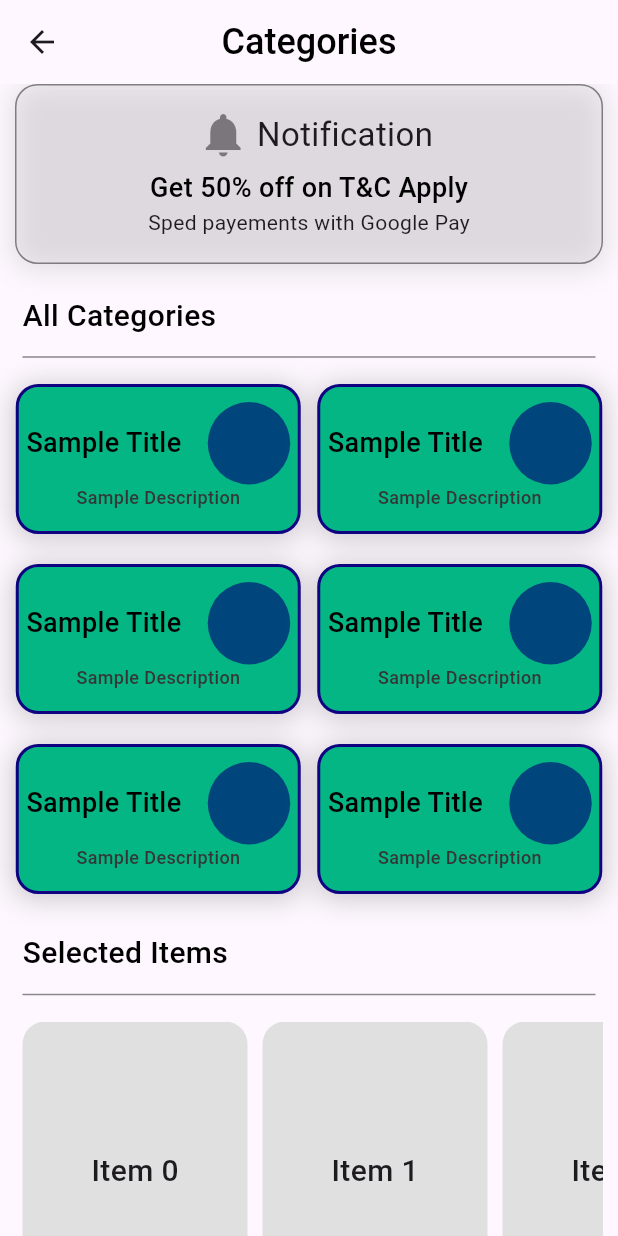
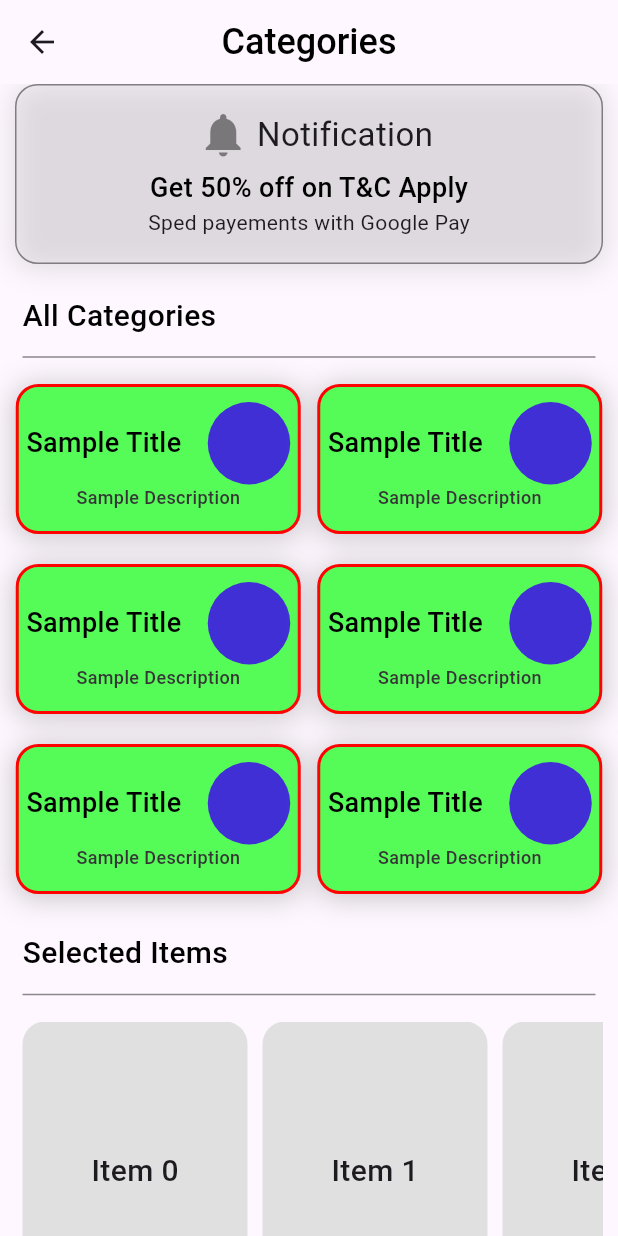
Before and after one commit to teshankalhara/demo_app-flutter, a Flutter app: the screen it shows after launch, on a phone screen of 412 x 824 dp. Run offline on Flutter 3.47's test engine with Material 3 defaults, Android fonts, the phone set to English and light mode, and no system bars.

Commit message:
update colors in CategoryItemSet for improved visual appeal

```diff
--- a/lib/pages/category_page/widgets/category_item_set/category_item_set.dart
+++ b/lib/pages/category_page/widgets/category_item_set/category_item_set.dart
@@ -13,9 +13,9 @@ class CategoryItemSet extends StatelessWidget {
         description: 'Sample Description',
         titleColor: Colors.black,
         descriptionColor: Color.fromARGB(255, 53, 53, 53),
-        backgroundColor: Color.fromARGB(255, 3, 182, 131),
-        borderColor: Color.fromARGB(255, 15, 3, 130),
-        circleColor: Color.fromARGB(255, 1, 69, 125),
+        backgroundColor: Color.fromARGB(255, 85, 252, 88),
+        borderColor: Color.fromARGB(255, 255, 2, 2),
+        circleColor: Color.fromARGB(255, 64, 47, 212),
       ),
     );
 
```
